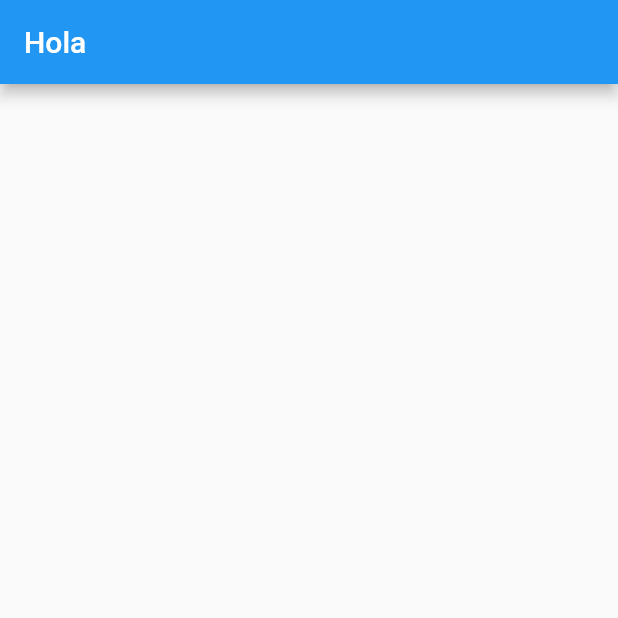
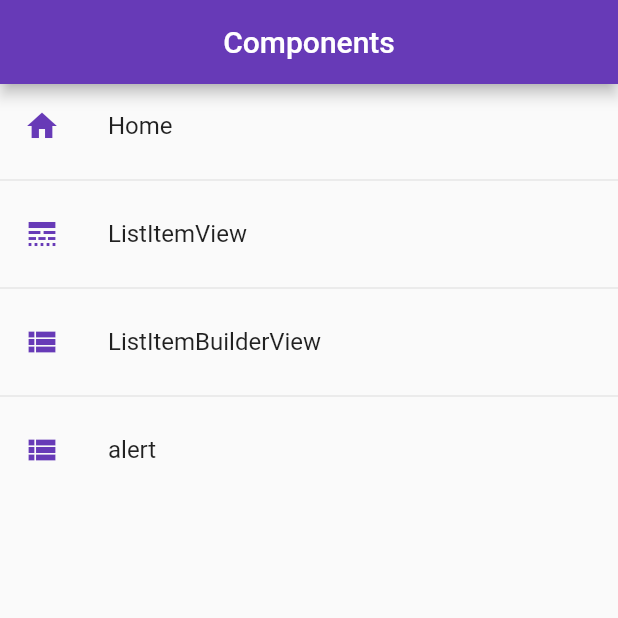
Before and after one commit to Kordragx/components, a Flutter app: the screen it shows after launch, on a phone screen of 412 x 824 dp, the top half of it. Run offline on Flutter 3.47's test engine with Material 2 defaults, Android fonts, the phone set to English and light mode, and no system bars.

Commit message:
Styles and Routes

```diff
--- a/lib/main.dart
+++ b/lib/main.dart
@@ -1,6 +1,7 @@
+import 'package:components/routes/app_routes.dart';
 import 'package:flutter/material.dart';
 
-import 'package:components/views/list_items_viewbuilder.dart';
+import 'views/views.dart';
 
 void main() => runApp(const MyApp());
 
@@ -9,9 +10,19 @@ class MyApp extends StatelessWidget {
 
   @override
   Widget build(BuildContext context) {
-    return const MaterialApp(
+    return MaterialApp(
+      debugShowCheckedModeBanner: false,
       title: 'Material App',
-      home: ListItemBuilderView(),
+      initialRoute: AppRoutes.initialRoute,
+      onGenerateRoute: AppRoutes.onGenerateRoute,
+      routes: AppRoutes.getRoutesApp(),
+      theme: ThemeData.light().copyWith(
+          primaryColor: Colors.indigo,
+          appBarTheme: const AppBarTheme(color: Colors.purpleAccent)),
     );
   }
+
+  MaterialPageRoute defaultRoute() {
+    return MaterialPageRoute(builder: (context) => const AlertScreenView());
+  }
 }
--- /dev/null
+++ b/lib/models/menu/menu.dart
@@ -0,0 +1,14 @@
+import 'package:flutter/cupertino.dart';
+
+class MenuOption {
+  final String name;
+  final String route;
+  final Widget view;
+  final IconData icon;
+
+  MenuOption(
+      {required this.name,
+      required this.route,
+      required this.view,
+      required this.icon});
+}
--- /dev/null
+++ b/lib/routes/app_routes.dart
@@ -0,0 +1,48 @@
+import 'package:components/models/menu/menu.dart';
+import 'package:flutter/material.dart';
+
+import 'package:components/views/views.dart';
+
+class AppRoutes {
+  static const initialRoute = 'home';
+
+  static final menuOptions = <MenuOption>[
+    MenuOption(
+        name: 'Home', route: 'home', view: const HomeView(), icon: Icons.home),
+    MenuOption(
+        name: 'ListItemView',
+        route: 'listView',
+        view: const ListItemsView(),
+        icon: Icons.line_style_outlined),
+    MenuOption(
+        name: 'ListItemBuilderView',
+        route: 'listViewBuilder',
+        view: const ListItemBuilderView(),
+        icon: Icons.view_list_sharp),
+    MenuOption(
+        name: 'alert',
+        route: 'alert',
+        view: const AlertScreenView(),
+        icon: Icons.view_list_sharp),
+  ];
+
+  static Map<String, Widget Function(BuildContext)> getRoutesApp() {
+    Map<String, Widget Function(BuildContext)> routes = {};
+
+    for (final item in menuOptions) {
+      routes.addAll({item.route: (BuildContext context) => item.view});
+    }
+    return routes;
+  }
+
+  static Map<String, Widget Function(BuildContext)> routes = {
+    'home': (BuildContext context) => const HomeView(),
+    'listViewBuilder': (BuildContext context) => const ListItemBuilderView(),
+    'listView': (BuildContext context) => const ListItemsView(),
+    'alert': (BuildContext context) => const AlertScreenView()
+  };
+
+  static Route<dynamic> onGenerateRoute(RouteSettings settings) {
+    return MaterialPageRoute(builder: (context) => const AlertScreenView());
+  }
+}
--- /dev/null
+++ b/lib/styles/app_theme.dart
@@ -0,0 +1,8 @@
+import 'package:flutter/material.dart';
+
+class AppTheme {
+  static const Color primary = Colors.deepPurple;
+
+  static final ThemeData appThemeData = ThemeData.light().copyWith(
+      primaryColor: primary, appBarTheme: const AppBarTheme(color: primary));
+}
--- /dev/null
+++ b/lib/views/home_view.dart
@@ -0,0 +1,40 @@
+import 'package:components/routes/app_routes.dart';
+import 'package:components/styles/app_theme.dart';
+import 'package:components/views/list_items_view.dart';
+import 'package:flutter/material.dart';
+
+class HomeView extends StatelessWidget {
+  const HomeView({Key? key}) : super(key: key);
+
+  @override
+  Widget build(BuildContext context) {
+    final menu = AppRoutes.menuOptions;
+
+    return Scaffold(
+      appBar: AppBar(
+        title: const Center(child: Text('Components')),
+        backgroundColor: AppTheme.primary,
+      ),
+      body: Center(
+        child: ListView.separated(
+            itemBuilder: (ctx, i) => ListTile(
+                  title: Text(menu[i].name),
+                  leading: Icon(menu[i].icon, color: AppTheme.primary),
+                  onTap: () => toPushNamed(context),
+                ),
+            separatorBuilder: (_, __) => const Divider(),
+            itemCount: AppRoutes.getRoutesApp().length),
+      ),
+    );
+  }
+
+  void toPushNamed(BuildContext context) {
+    Navigator.pushNamed(context, 'alert3');
+  }
+
+  void nextView(BuildContext context) {
+    final route =
+        MaterialPageRoute(builder: (context) => const ListItemsView());
+    Navigator.push(context, route);
+  }
+}
--- /dev/null
+++ b/lib/views/views.dart
@@ -0,0 +1,5 @@
+export 'package:components/views/alert_view.dart';
+export 'package:components/views/card_item_view.dart';
+export 'package:components/views/home_view.dart';
+export 'package:components/views/list_items_view.dart';
+export 'package:components/views/list_items_viewbuilder.dart';
```
Also changed, not shown: lib/views/alert_view.dart (added, +14 -0 lines), lib/views/card_item_view.dart (added, +14 -0 lines), lib/views/list_items_viewbuilder.dart (+11 -3 lines).
